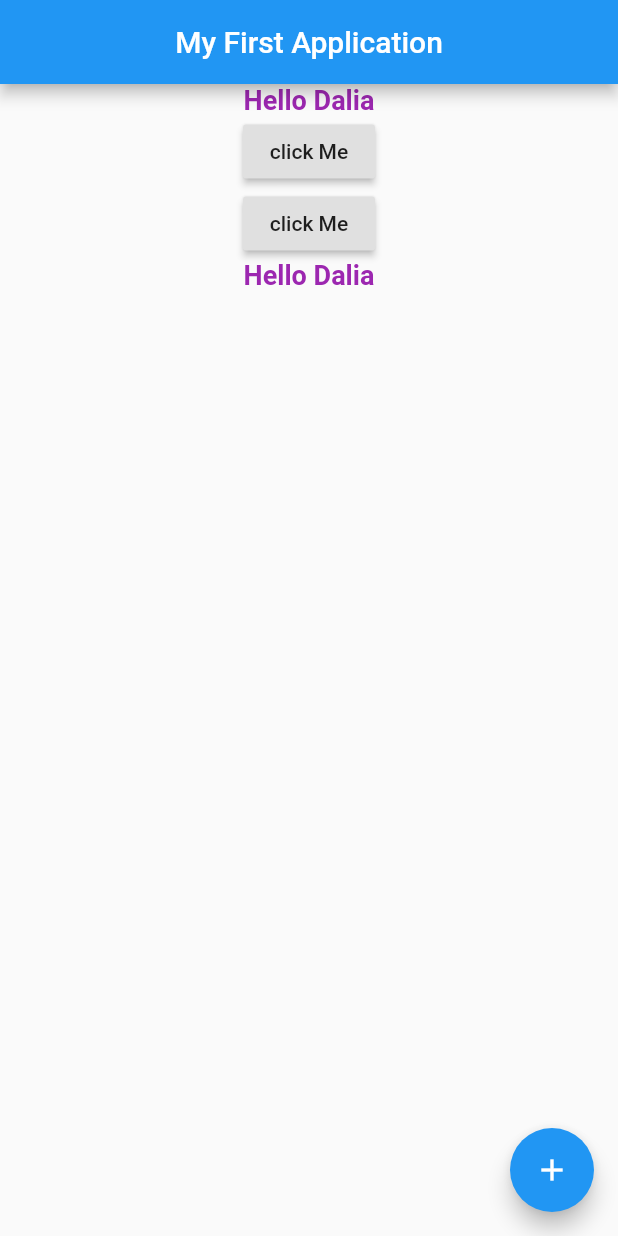
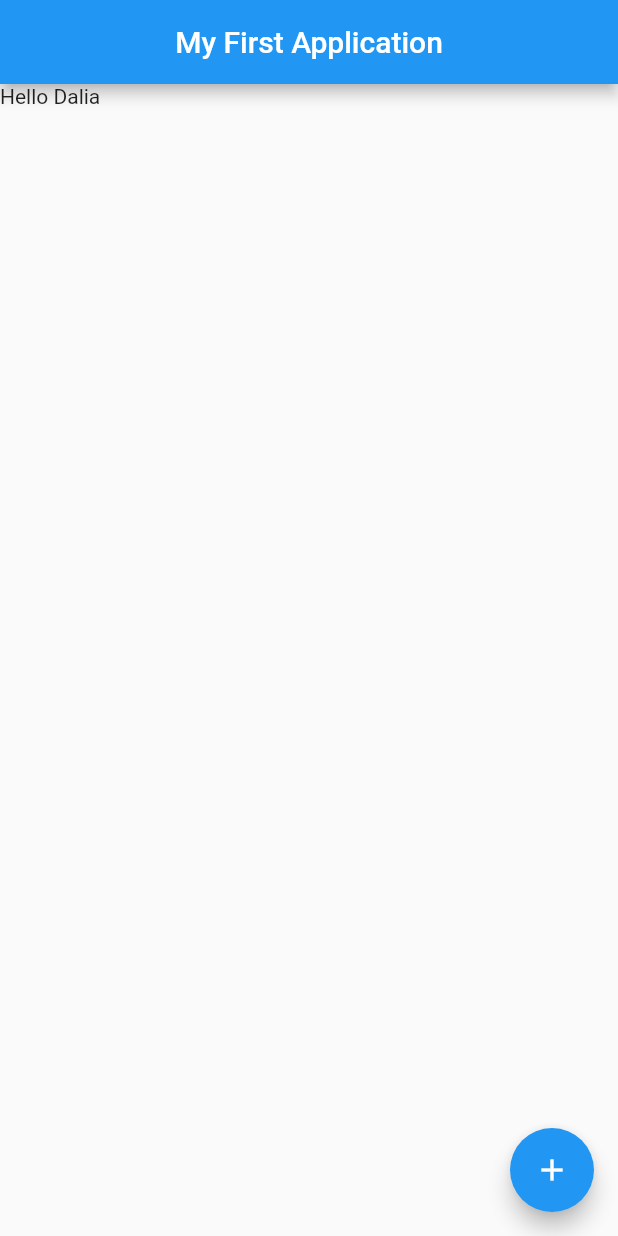
Before and after one commit to MohamedKhaled6297/Flutter-Projects, a Flutter app: the screen it shows after launch, on a phone screen of 412 x 824 dp. Run offline on Flutter 3.47's test engine with Material 2 defaults, Android fonts, the phone set to English and light mode, and no system bars.

Commit message:
Update main.dart

```diff
--- a/lib/main.dart
+++ b/lib/main.dart
@@ -15,44 +15,7 @@ class MyFirstApplication extends StatelessWidget {
         title: Text('My First Application'),
         centerTitle: true,
       ),
-      body: Center(
-        child: Column(
-          // crossAxisAlignment: ,
-          // mainAxisAlignment: ,
-          children: <Widget>[
-            Text(
-              'Hello Dalia',
-              style: TextStyle(
-                  fontSize: 18.0,
-                  fontWeight: FontWeight.bold,
-                  color: Colors.purple
-              ),
-            ),
-            // SizedBox(width: 10.0),
-            RaisedButton(
-              onPressed: (){
-                print('You Cliced Me');
-              },
-              child: Text('click Me'),
-            ),
-            RaisedButton(
-              onPressed: (){
-                print('You Cliced Me');
-              },
-              child: Text('click Me'),
-            ),
-            Text(
-              'Hello Dalia',
-              style: TextStyle(
-                  fontSize: 18.0,
-                  fontWeight: FontWeight.bold,
-                  color: Colors.purple
-              ),
-            ),
-          ],
-        )
-      ),
-
+      body: Text('Hello Dalia'),
       floatingActionButton: FloatingActionButton(
         onPressed: (){},
         child: Icon(Icons.add),
@@ -61,12 +24,3 @@ class MyFirstApplication extends StatelessWidget {
     );
   }
 }
-/*
- font family
- image ....
- Row
- Column
- */
-
-// color floatin action button
-// color appbar
```
